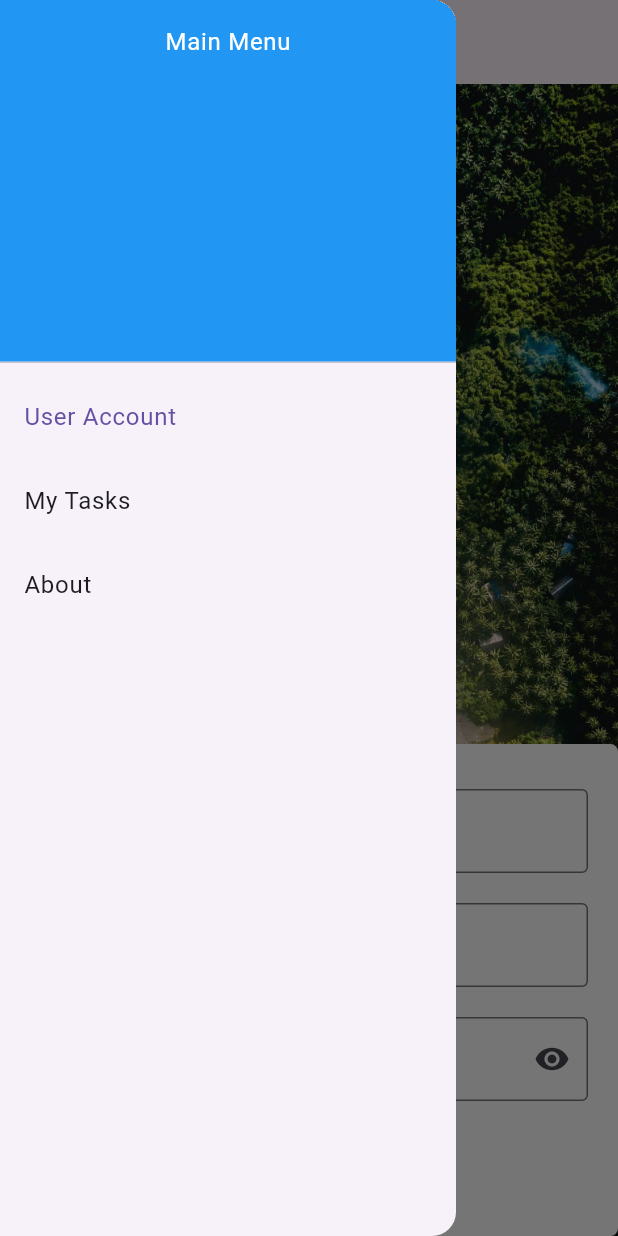
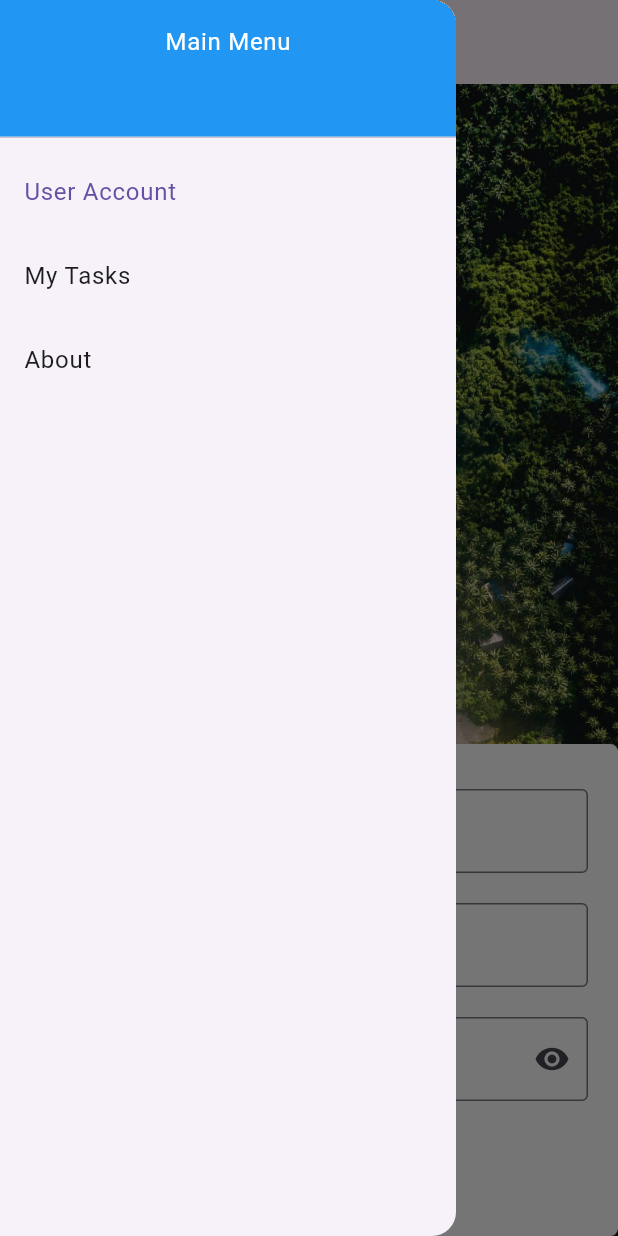
Before and after one commit to Yukonz/RedmineClientFlutter, a Flutter app: the screen it shows after launch, with the side drawer open, on a phone screen of 412 x 824 dp. Run offline on Flutter 3.47's test engine with Material 2 defaults, Android fonts, the phone set to English and light mode, and no system bars; our stand-ins replace loading_animation_widget, shared_preferences, syncfusion_flutter_charts.

Commit message:
Fix Drawer heading height

```diff
--- a/lib/main.dart
+++ b/lib/main.dart
@@ -277,6 +277,8 @@ class _MainPageState extends State<MainPage> {
 
     const userDetailsTextStyle = TextStyle(fontSize: 18, color: Colors.white);
 
+    double drawerHeadingHeight = 100;
+
     List<String> mainMenuItems = ['User Account', 'My Tasks', 'About'];
 
     List<Widget> mainMenuWidgets(List<String> mainMenuItems) {
@@ -284,6 +286,8 @@ class _MainPageState extends State<MainPage> {
       List<Widget> headerContent = <Widget>[];
 
       if (isLoggedIn) {
+        drawerHeadingHeight = 275;
+
         headerContent.add(
           FutureBuilder<User>(
             future: currentUser,
@@ -328,7 +332,7 @@ class _MainPageState extends State<MainPage> {
       }
 
       list.add(SizedBox(
-          height: 250,
+          height: drawerHeadingHeight,
           child: DrawerHeader(
               decoration: const BoxDecoration(
                 color: Colors.blue,
```
